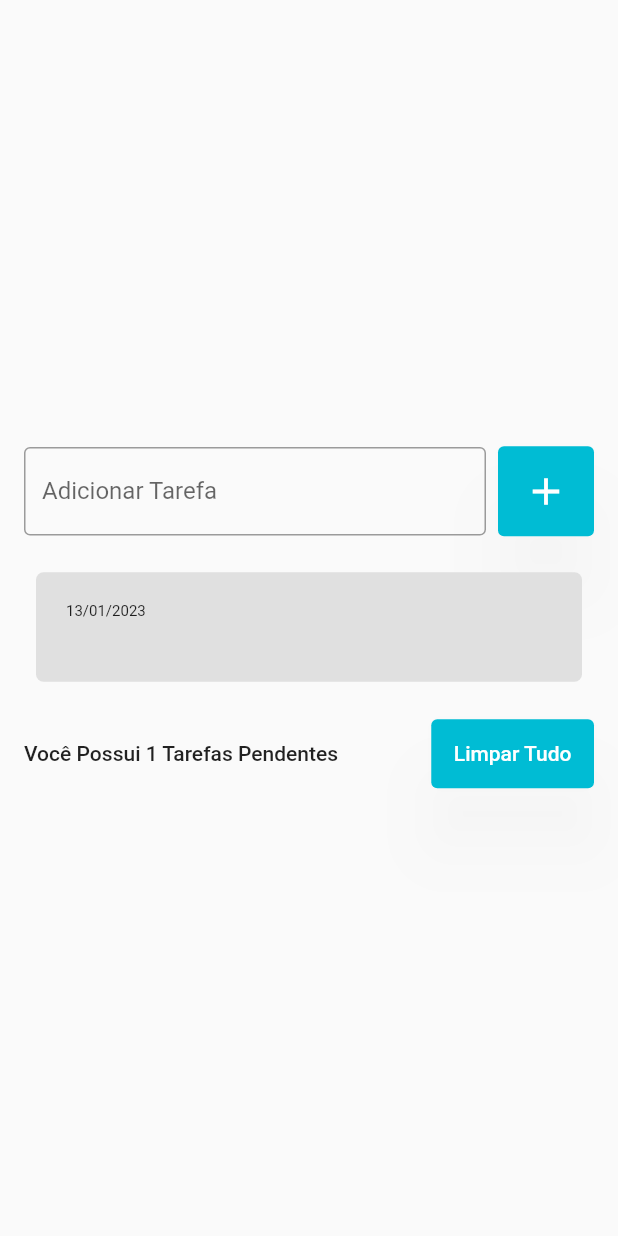
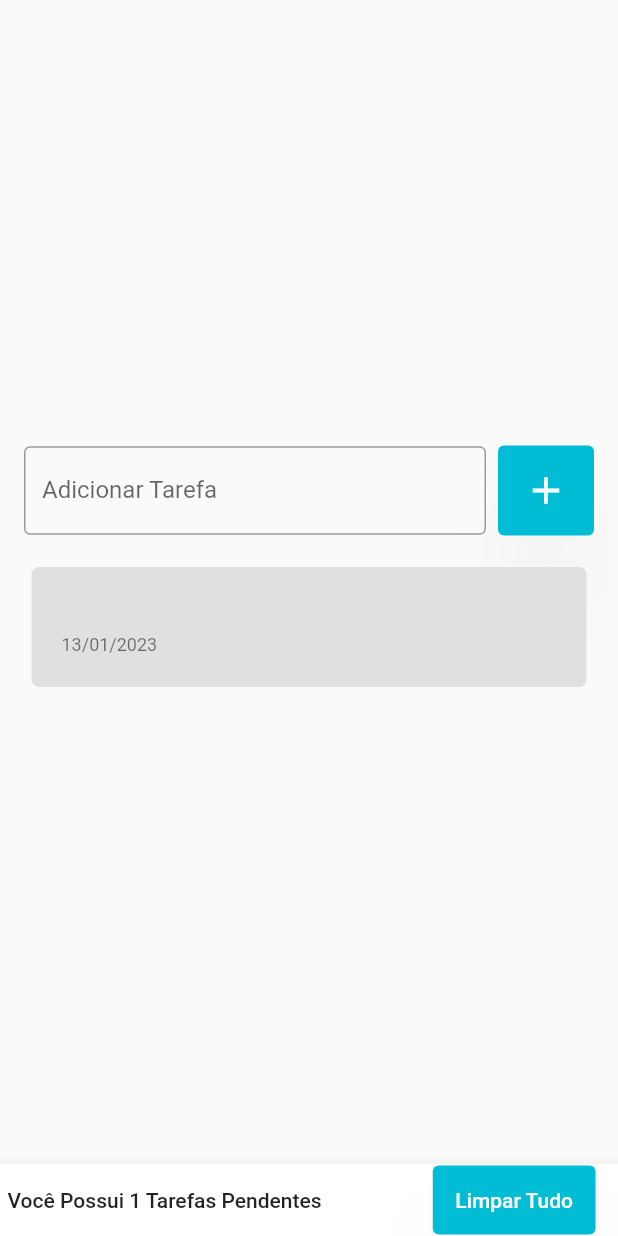
Before and after one commit to davison-lopes/todolist, a Flutter app: the screen it shows after launch, after a tap on the "add" icon, on a phone screen of 412 x 824 dp. Run offline on Flutter 3.47's test engine with Material 2 defaults, Android fonts, the phone set to English and light mode, and no system bars; drawn by our look-alikes of flutter_slidable.

Commit message:
primeiro commit

```diff
--- a/lib/pages/todo_list_page.dart
+++ b/lib/pages/todo_list_page.dart
@@ -10,36 +10,42 @@ class todo_list_page extends StatefulWidget {
 }
 
 class _todo_list_pageState extends State<todo_list_page> {
-   final TextEditingController  todoController = TextEditingController();
+  final TextEditingController todoController = TextEditingController();
 
   List<Todo> todos = [];
+  Todo? todoDelete;
+  int? todoPosDelete;
+
+  @override
+  void initState() {
+    // TODO: implement initState
+    super.initState();
+  }
 
   @override
   Widget build(BuildContext context) {
-    return  SafeArea(
+    return SafeArea(
       child: Scaffold(
         body: Center(
           child: Padding(
-            padding:  const EdgeInsets.all(16),
+            padding: const EdgeInsets.all(16),
             child: Column(
               mainAxisSize: MainAxisSize.min,
               children: [
                 Row(
-                  children:  [
+                  children: [
                     Expanded(
                       child: TextField(
-
                         decoration: const InputDecoration(
                             border: OutlineInputBorder(),
                             labelText: "Adicionar Tarefa",
-                          hintText: "Ex.  Estudar Matematica"
-
-                        ),
+                            hintText: "Ex.  Estudar Matematica"),
                         controller: todoController,
-
                       ),
                     ),
-                    const SizedBox(width: 8,),
+                    const SizedBox(
+                      width: 8,
+                    ),
                     ElevatedButton(
                       style: ElevatedButton.styleFrom(
                         primary: Colors.cyan,
@@ -51,15 +57,13 @@ class _todo_list_pageState extends State<todo_list_page> {
                       child: const Icon(
                         Icons.add,
                         size: 30,
-
                       ),
                       onPressed: () {
                         String title = todoController.text;
-                        setState(() {
-                          Todo newTodo = Todo(
-                              title: title,
-                              dateTime: DateTime.now()
-                          );
+                        setState(
+                          () {
+                            Todo newTodo =
+                                Todo(title: title, dateTime: DateTime.now());
 
                             todos.add(newTodo);
                           },
@@ -69,34 +73,49 @@ class _todo_list_pageState extends State<todo_list_page> {
                     ),
                   ],
                 ),
-                const SizedBox(height: 16,),
+                const SizedBox(
+                  height: 16,
+                ),
                 Flexible(
-
                   child: ListView(
                     shrinkWrap: true,
-
                     children: [
-                      for( Todo todo in todos )
+                      for (Todo todo in todos)
                         TodoListItem(
                           todo: todo,
+                          onDelete: onDelete,
                         ),
                     ],
+                  ),
+                ),
+                const SizedBox(
+                  height: 16,
+                ),
+
+              ],
+            ),
+          ),
+        ),
+        bottomNavigationBar: BottomAppBar(
+
+          child: Row(
+            children: [
+              const SizedBox(
+                width: 5,
+              ),
+              Expanded(
+                child: Text(
+                  'Você Possui ${todos.length} Tarefas Pendentes',
+                  style: const TextStyle(
+                    fontWeight: FontWeight.w500,
+                    fontSize: 14,
 
                   ),
                 ),
-                const SizedBox(height: 16,),
-                Row(
-                  children: [
-                     Expanded(
-                     child: Text('Você Possui ${todos.length} Tarefas Pendentes',
-                       style: const TextStyle(
-                         fontWeight: FontWeight.w500,
-                         fontSize: 14,
               ),
-
+              const SizedBox(
+                width: 8,
               ),
-                   ),
-                    const SizedBox(width: 8,),
               ElevatedButton(
                 style: ElevatedButton.styleFrom(
                   primary: Colors.cyan,
@@ -104,20 +123,75 @@ class _todo_list_pageState extends State<todo_list_page> {
                   elevation: 20,
                   shadowColor: Colors.black12,
                   padding: const EdgeInsets.all(15),
-                      ),
-                      child: const Text('Limpar Tudo'
 
                 ),
-                      onPressed: () {},
+                child: const Text('Limpar Tudo'),
+                onPressed: () {
+                  dialogConfimation();
+                },
               ),
-                  ],
+              const SizedBox(
+                width: 15,
               )
             ],
           ),
         ),
       ),
+    );
+  }
 
+  void onDelete(Todo todo) {
+    todoDelete = todo;
+    todoPosDelete = todos.indexOf(todo);
+    setState(() {
+      todos.remove(todo);
+    });
+    ScaffoldMessenger.of(context).clearSnackBars();
+    ScaffoldMessenger.of(context).showSnackBar(SnackBar(
+      content: Text(
+        'A Tarefa ${todo.title} Foi Removida Com Susseso',
+        style: const TextStyle(
+          color: Colors.white,
+          fontWeight: FontWeight.w600,
+        ),
+      ),
+      backgroundColor: const Color(0xff00f0f0),
+      action: SnackBarAction(
+        label: 'Desfazer',
+        textColor: Colors.red,
+        onPressed: () {
+          setState(() {
+            todos.insert(todoPosDelete!, todoDelete!);
+          });
+        },
+      ),
+    ));
+  }
+
+  void dialogConfimation() {
+    showDialog(
+      context: context,
+      builder: (context) =>  AlertDialog(
+        title: const Text('Limpar Tudo?'),
+        content: const Text('tem certeza que deseja proseguir com esta ação?'),
+        actions: [
+          TextButton(onPressed: () {
+
+            Navigator.of(context).pop();
+            deletAllTodos();
+          }, child: Text('Sim')),
+          TextButton(onPressed: (){
+            Navigator.of(context).pop();
+          }, child: Text('Não')),
+        ],
       ),
     );
   }
+
+  void deletAllTodos(){
+    setState(() {
+      todos.clear();
+    });
+
   }
+}
--- a/lib/widgets/todo_list_item.dart
+++ b/lib/widgets/todo_list_item.dart
@@ -1,47 +1,84 @@
 import 'package:flutter/material.dart';
+import 'package:flutter_slidable/flutter_slidable.dart';
 import 'package:intl/intl.dart';
 import 'package:todo_list/model/todo.dart';
 
 
 class TodoListItem extends StatelessWidget {
-  const TodoListItem({Key? key, required this.todo}) : super(key: key);
+  const TodoListItem({Key? key, required this.todo, required this.onDelete}) : super(key: key);
 
   final Todo todo;
+  final Function(Todo) onDelete;
 
 
   @override
   Widget build(BuildContext context) {
-    return Container(
-      decoration: BoxDecoration(
-        borderRadius: BorderRadius.circular(5),
-        color: Colors.grey[300],
-      ),
+    Future.delayed(Duration.zero, () async {
+      // Your Function
+    });
+    return Padding(
+      padding: const EdgeInsets.all(5.0),
+      child: Slidable(
 
-      padding: const EdgeInsets.all(10),
-      margin: const EdgeInsets.all(8) ,
-      child: Padding(
-        padding: const EdgeInsets.all(10),
-        child: Column(
-          crossAxisAlignment: CrossAxisAlignment.start,
+        //key: const ValueKey(0),
+
+
+        // The start action pane is the one at the left or the top side.
+        startActionPane: ActionPane(
+
+          extentRatio: 0.25,
+          // A motion is a widget used to control how the pane animates.
+          motion: ScrollMotion(),
+
+          // A pane can dismiss the Slidable.
+        //  dismissible: DismissiblePane(onDismissed: () {onDelete(todo);}),
+
+          // All actions are defined in the children parameter.
           children: [
-            Text(
-          DateFormat('dd/MM/yyyy').format(todo.dateTime),
-           style: const TextStyle(
-             fontSize: 10,
-           ),),
-           Text(  todo.title,
-              style: const TextStyle(
-                fontWeight: FontWeight.w600,
-                fontSize: 18,
+            // A SlidableAction can have an icon and/or a label.
+            SlidableAction(
+              padding: const EdgeInsets.all(1),
 
-              ),
+              onPressed: ((context) {
+                onDelete(todo);
+              }),
+              backgroundColor: Color(0xFFFE4A49),
+              foregroundColor: Colors.white,
+              icon: Icons.delete,
+              label: 'Delete',
             ),
+
           ],
         ),
+
+        child: Container(
+          decoration: BoxDecoration(
+            borderRadius: BorderRadius.circular(5),
+            color: Colors.grey[300],
+          ),
+
+                  padding: EdgeInsets.all(4),
+                  child: ListTile(
+                      title: Text(todo.title,
+                        style:const TextStyle(
+                            fontWeight: FontWeight.w600,
+                            fontSize: 18,
+                              ) ,
+                           ),
+                      subtitle: Text(
+                              DateFormat('dd/MM/yyyy').format(todo.dateTime),
+                              style:const TextStyle(
+                                    fontSize: 12,
+                                 ),
+                              ),
+                    ),
+
+                  ),
       ),
+    );
 
 
-    );
   }
 
+
 }
--- a/pubspec.yaml
+++ b/pubspec.yaml
@@ -35,6 +35,7 @@ dependencies:
   # Use with the CupertinoIcons class for iOS style icons.
   cupertino_icons: ^1.0.2
   intl:
+  flutter_slidable: ^2.0.0
 
 dev_dependencies:
   flutter_test:
```
Also changed, not shown: pubspec.lock. Lines whose indentation alone changed are shown as unchanged.
